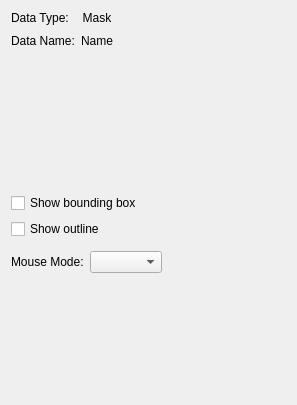
Above: src/WhiskerToolbox/Media_Widget/MediaMask_Widget/MediaMask_Widget.ui from paulmthompson/WhiskerToolbox before the change. Below: the same form after it.
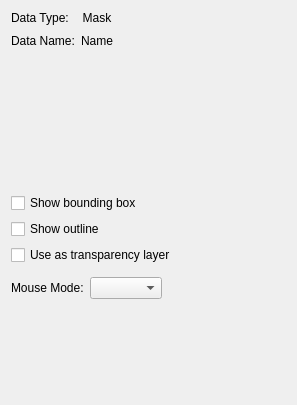
That is the form after the change. Custom widgets are drawn as their Qt base class.

Commit message: mask can make transparency layer

What changed in the file:
```diff
--- a/src/WhiskerToolbox/Media_Widget/MediaMask_Widget/MediaMask_Widget.ui
+++ b/src/WhiskerToolbox/Media_Widget/MediaMask_Widget/MediaMask_Widget.ui
@@ -118,6 +118,19 @@
      </property>
     </widget>
    </item>
+   <item>
+    <widget class="QCheckBox" name="use_as_transparency_checkbox">
+     <property name="toolTip">
+      <string>Use mask as transparency layer - unmasked areas become black, masked areas show media</string>
+     </property>
+     <property name="text">
+      <string>Use as transparency layer</string>
+     </property>
+     <property name="checked">
+      <bool>false</bool>
+     </property>
+    </widget>
+   </item>
    <item>
     <widget class="QWidget" name="dilation_section_placeholder" native="true">
      <property name="sizePolicy">
```
The commit also changes 3 other files.
